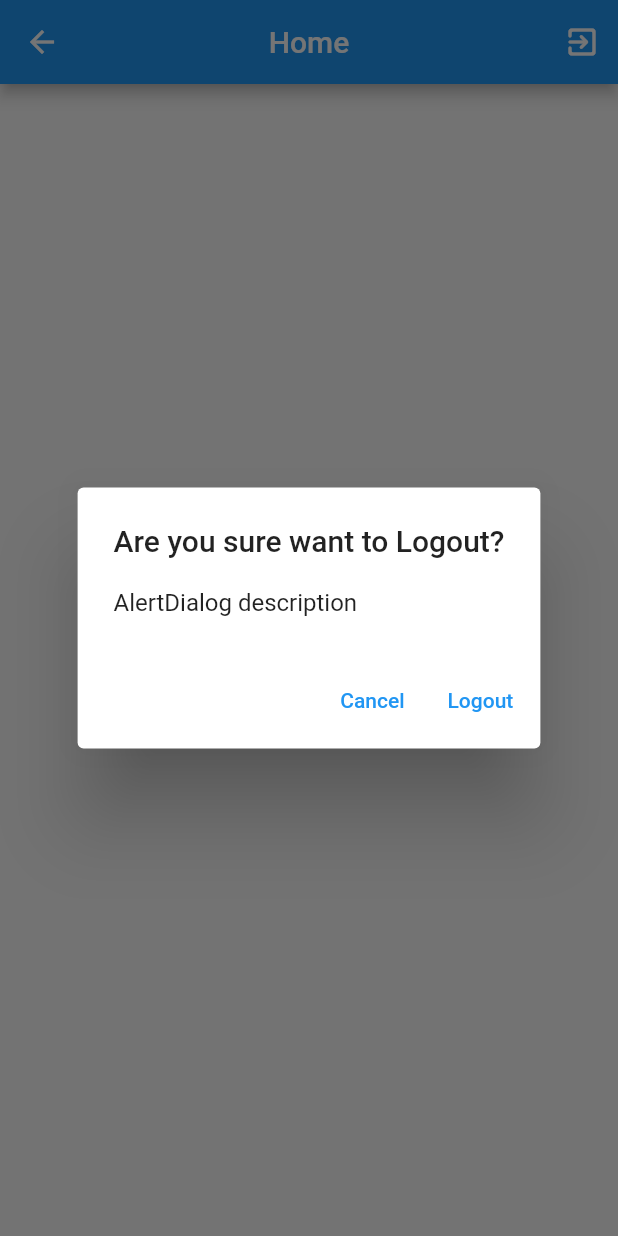
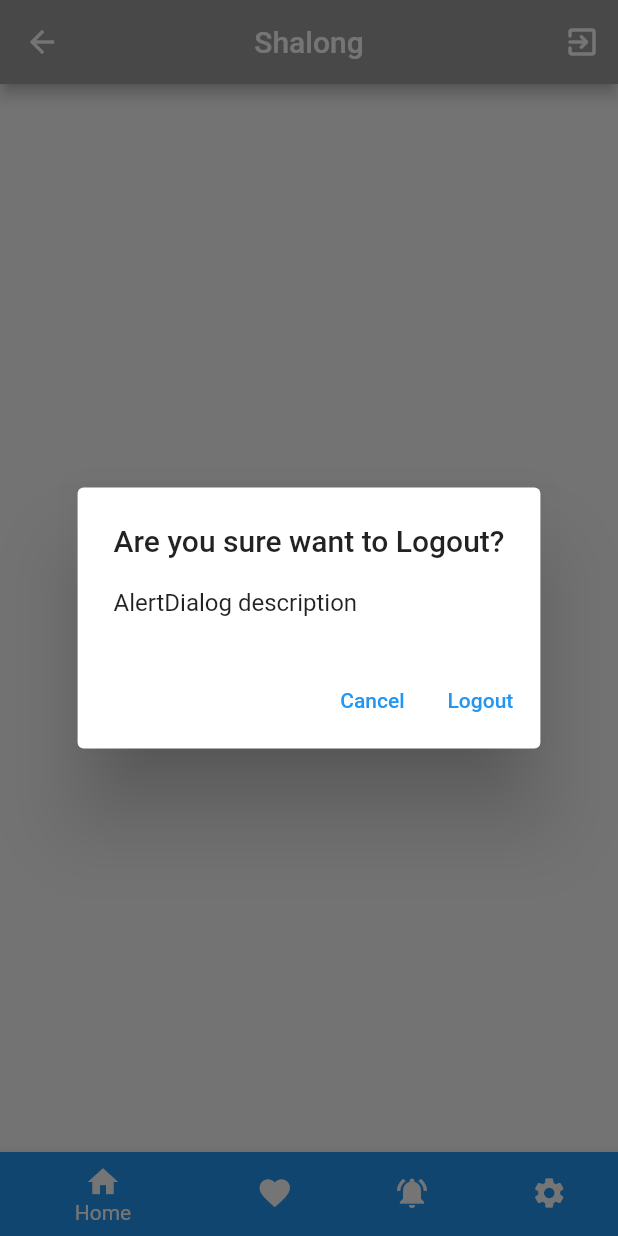
Before and after one commit to knk-naviin/Shalong-app, a Flutter app: the BarberDashboardScreen screen opened by its route, after a tap on the "exit to app" icon, on a phone screen of 412 x 824 dp. Run offline on Flutter 3.47's test engine with Material 2 defaults, Android fonts, the phone set to English and light mode, and no system bars; our stand-ins replace animated_splash_screen, cloud_firestore, email_validator, firebase_auth, firebase_core, font_awesome_flutter and 1 more; accounts and stored records are empty.

Commit message:
Created barber dashboard ui

```diff
--- a/shalong/lib/AfterRegistration/BarberShopUpdatingScreen.dart
+++ b/shalong/lib/AfterRegistration/BarberShopUpdatingScreen.dart
@@ -1,5 +1,4 @@
 import 'dart:io';
-
 import 'package:flutter/cupertino.dart';
 import 'package:flutter/material.dart';
 import 'package:flutter/services.dart';
@@ -86,16 +85,9 @@ class _BarberShopUpdatingScreenState extends State<BarberShopUpdatingScreen> {
                     },
                     validator: (value) {
                       if (value!.isEmpty) {
-                        return "Enter phone number";
-                      } else if (value.length != 10) {
-                        return "Enter Valid Phone Number";
+                        return "Enter Shop Name";
                       }
                     },
-                    inputFormatters: [
-                      new WhitelistingTextInputFormatter(
-                          new RegExp(r'^[0-9]*$')),
-                      new LengthLimitingTextInputFormatter(10)
-                    ],
                     decoration: InputDecoration(
                         border: OutlineInputBorder(),
                         labelText: "Enter Shop Name",
@@ -155,6 +147,11 @@ class _BarberShopUpdatingScreenState extends State<BarberShopUpdatingScreen> {
                         return "Enter Shop contact number";
                       }
                     },
+                    inputFormatters: [
+                      new WhitelistingTextInputFormatter(
+                          new RegExp(r'^[0-9]*$')),
+                      new LengthLimitingTextInputFormatter(10)
+                    ],
                     keyboardType: TextInputType.number,
                     autocorrect: false,
                     scrollPhysics: ScrollPhysics(),
@@ -205,7 +202,11 @@ class _BarberShopUpdatingScreenState extends State<BarberShopUpdatingScreen> {
               SizedBox(
                 width: 140,
                   height: 55,
-                  child: ElevatedButton.icon(onPressed: (){}, icon: FaIcon(FontAwesomeIcons.save), label: Text("Submit")))
+                  child: ElevatedButton.icon(onPressed: (){
+                    if(formkey.currentState!.validate()){
+                      (formkey.currentState!.save());
+                    }
+                  }, icon: FaIcon(FontAwesomeIcons.save), label: Text("Submit")))
             ],
           ),
         ),
--- a/shalong/lib/Dashboard/BarberDashBoardScreen.dart
+++ b/shalong/lib/Dashboard/BarberDashBoardScreen.dart
@@ -4,21 +4,47 @@ import 'package:flutter/cupertino.dart';
 import 'package:flutter/material.dart';
 import 'package:shalong/UserAuthentication/AuthManager.dart';
 
+import 'CustomerDashboard/Settings.dart';
+
 class BarberDashboardScreen extends StatefulWidget {
-
-
-
   @override
   _BarberDashboardScreenState createState() => _BarberDashboardScreenState();
 }
 
 class _BarberDashboardScreenState extends State<BarberDashboardScreen> {
+  int _currentIndex = 0;
+  static const List<Widget> _widgetOptions = [
+    Center(
+        child: Text(
+      "Home",
+      style: TextStyle(fontSize: 32),
+    )),
+    Center(
+        child: Text(
+      "Favorites",
+      style: TextStyle(fontSize: 32),
+    )),
+    Center(
+        child: Text(
+      "Notifications",
+      style: TextStyle(fontSize: 32),
+    )),
+    Settings()
+  ];
+  void _onItemTapped(int index) {
+    setState(() {
+      print(index);
+      _currentIndex = index;
+    });
+  }
+
   @override
   Widget build(BuildContext context) {
     return Scaffold(
         appBar: AppBar(
-        title: Text("Home"),
+          title: Text("Shalong"),
           centerTitle: true,
+          backgroundColor: Colors.grey,
           actions: [
             IconButton(
               icon: Icon(Icons.exit_to_app_rounded),
@@ -66,11 +92,30 @@ class _BarberDashboardScreenState extends State<BarberDashboardScreen> {
             )
           ],
         ),
-      body: Column(
-        children: [
-
+        bottomNavigationBar: BottomNavigationBar(
+          items: [
+            BottomNavigationBarItem(
+                icon: Icon(Icons.home),
+                label: "Home",
+                backgroundColor: Colors.blue),
+            BottomNavigationBarItem(
+                icon: Icon(Icons.favorite),
+                label: "Favorites",
+                backgroundColor: Colors.blue),
+            BottomNavigationBarItem(
+                icon: Icon(Icons.notifications_active),
+                label: "Notification",
+                backgroundColor: Colors.blue),
+            BottomNavigationBarItem(
+                icon: Icon(Icons.settings),
+                label: "Settings",
+                backgroundColor: Colors.blue)
           ],
+          currentIndex: _currentIndex,
+          showUnselectedLabels: false,
+          onTap: _onItemTapped,
+          elevation: 5,
         ),
-    );
+        body: Container(child: _widgetOptions.elementAt(_currentIndex)));
   }
 }
```
Lines whose indentation alone changed are shown as unchanged.
